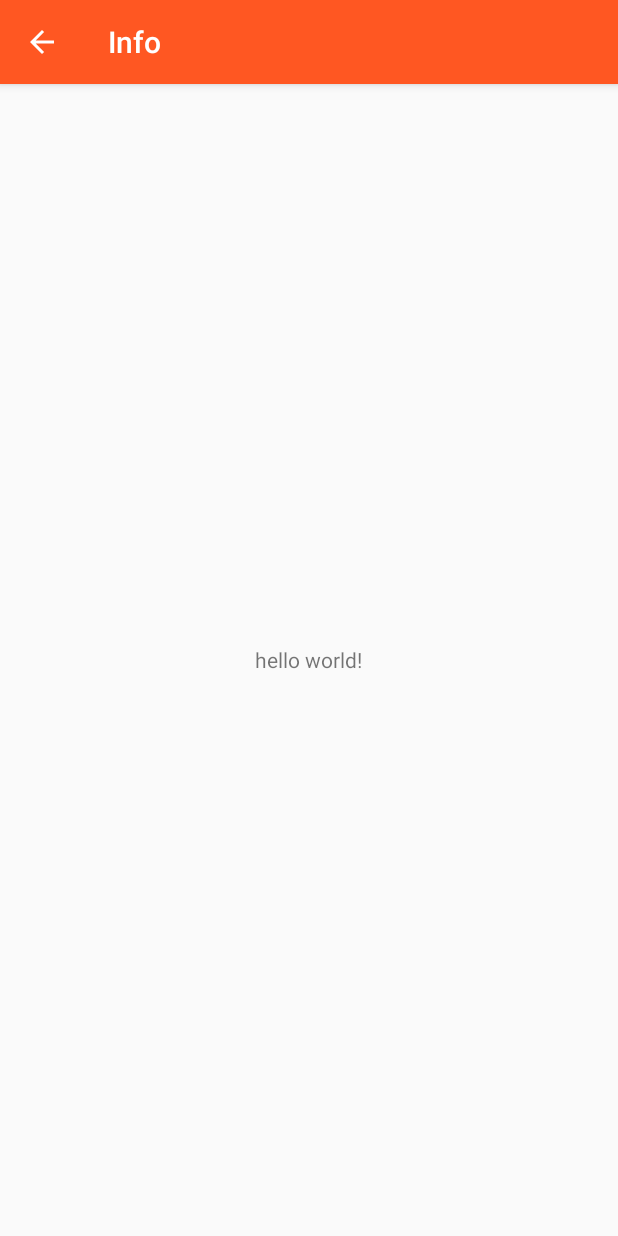
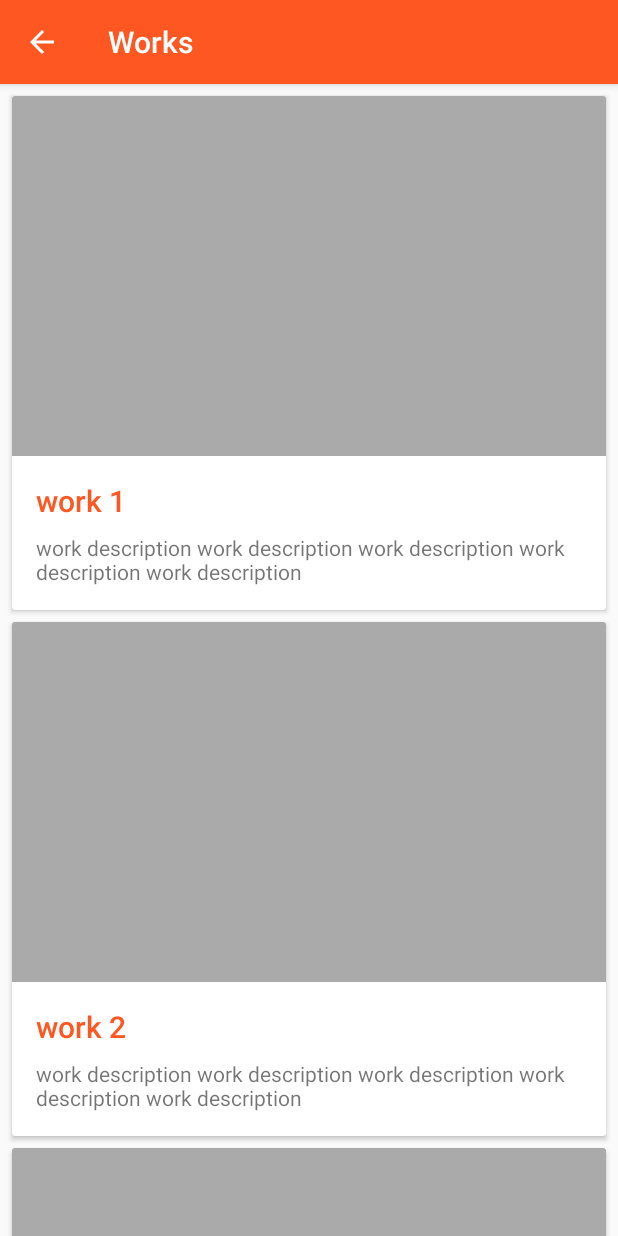
Before and after one commit to Jaspr987/Portfolio, an Android app: the screen it shows after launch (InfoActivity before the commit, WorksActivity after it), after a tap on "Works", on a phone screen of 412 x 824 dp. Run offline under Robolectric (Android 15) with nearby library versions, the phone set to English and light mode, and no system bars; libraries missing offline, so code that uses them is left out: com.github.florent37.materialimageloading.

Commit message:
Add new activities and fix bugs

```diff
--- a/app/src/main/java/me/jaspr/portfolio/MainActivity.java
+++ b/app/src/main/java/me/jaspr/portfolio/MainActivity.java
@@ -38,7 +38,7 @@ public class MainActivity extends AppCompatActivity {
         final ImageView imageView = (ImageView)findViewById(R.id.backdrop);
 
         //Using Material Image Loading Animation When Launching
-        MaterialImageLoading.animate(imageView).setDuration(2000).start();
+        //MaterialImageLoading.animate(imageView).setDuration(2000).start();
 
         final CollapsingToolbarLayout collapsingToolbarLayout = (CollapsingToolbarLayout)findViewById(R.id.collapsing_toolbar);
         collapsingToolbarLayout.setTitle(name);
@@ -64,7 +64,7 @@ public class MainActivity extends AppCompatActivity {
         card3.setOnClickListener(new View.OnClickListener() {
             @Override
             public void onClick(View view) {
-                startActivity(new Intent(MainActivity.this, InfoActivity.class));
+                startActivity(new Intent(MainActivity.this, WorksActivity.class));
             }
         });
 
--- /dev/null
+++ b/app/src/main/java/me/jaspr/portfolio/WorksActivity.java
@@ -0,0 +1,54 @@
+package me.jaspr.portfolio;
+
+import android.content.Intent;
+import android.os.Bundle;
+import android.support.v7.app.AppCompatActivity;
+import android.support.v7.widget.CardView;
+import android.view.MenuItem;
+import android.view.View;
+
+/**
+ * Created by Jaspr on 15/8/29.
+ */
+public class WorksActivity extends AppCompatActivity {
+    @Override
+    protected void onCreate(Bundle savedInstanceState) {
+        super.onCreate(savedInstanceState);
+        setContentView(R.layout.activity_works);
+        getSupportActionBar();
+        getSupportActionBar().setDisplayHomeAsUpEnabled(true);
+
+        CardView card1 = (CardView)findViewById(R.id.card_work_1);
+        CardView card2 = (CardView)findViewById(R.id.card_work_2);
+        CardView card3 = (CardView)findViewById(R.id.card_work_3);
+
+        card1.setOnClickListener(new View.OnClickListener() {
+            @Override
+            public void onClick(View view) {
+                startActivity(new Intent(WorksActivity.this, WorkDetailActivity.class));
+            }
+        });
+        card2.setOnClickListener(new View.OnClickListener() {
+            @Override
+            public void onClick(View view) {
+                startActivity(new Intent(WorksActivity.this, WorkDetailActivity.class));
+            }
+        });
+        card3.setOnClickListener(new View.OnClickListener() {
+            @Override
+            public void onClick(View view) {
+                startActivity(new Intent(WorksActivity.this, WorkDetailActivity.class));
+            }
+        });
+    }
+
+    @Override
+    public boolean onOptionsItemSelected(MenuItem item) {
+        //show finish activity animation
+        if (item.getItemId() == android.R.id.home) {
+            finish();
+            return true;
+        }
+        return false;
+    }
+}
--- /dev/null
+++ b/app/src/main/res/layout/activity_works.xml
@@ -0,0 +1,159 @@
+<?xml version="1.0" encoding="utf-8"?>
+<LinearLayout xmlns:android="http://schemas.android.com/apk/res/android"
+    xmlns:app="http://schemas.android.com/apk/res-auto"
+    android:orientation="vertical"
+    android:layout_width="match_parent"
+    android:layout_height="match_parent">
+
+    <ScrollView
+        android:layout_width="match_parent"
+        android:layout_height="match_parent"
+        android:scrollbars="none"
+        android:overScrollMode="never">
+
+        <LinearLayout
+            android:layout_width="match_parent"
+            android:layout_height="match_parent"
+            android:orientation="vertical">
+
+            <android.support.v7.widget.CardView
+                android:layout_width="match_parent"
+                android:layout_height="wrap_content"
+                android:id="@+id/card_work_1"
+                android:clickable="true"
+                android:foreground="?android:attr/selectableItemBackground"
+                android:layout_margin="@dimen/card_margin"
+                app:cardCornerRadius="2dp">
+
+                <LinearLayout
+                    android:layout_width="match_parent"
+                    android:layout_height="wrap_content"
+                    android:orientation="vertical">
+
+                    <ImageView
+                        android:layout_width="match_parent"
+                        android:layout_height="@dimen/card_image_height"
+                        android:id="@+id/image_work_1"
+                        android:scaleType="centerCrop"
+                        android:background="@android:color/darker_gray"/>
+
+                    <LinearLayout
+                        android:layout_width="match_parent"
+                        android:layout_height="wrap_content"
+                        style="@style/Widget.CardContent">
+
+                        <TextView
+                            android:layout_width="wrap_content"
+                            android:layout_height="wrap_content"
+                            android:text="@string/work_title_1"
+                            android:textAppearance="@style/TextAppearance.AppCompat.Title"/>
+
+                        <TextView
+                            android:layout_width="wrap_content"
+                            android:layout_height="wrap_content"
+                            android:text="@string/work_description_1"
+                            android:layout_marginTop="@dimen/card_margin"/>
+
+                    </LinearLayout>
+
+                </LinearLayout>
+
+            </android.support.v7.widget.CardView>
+
+            <android.support.v7.widget.CardView
+                android:layout_width="match_parent"
+                android:layout_height="wrap_content"
+                android:id="@+id/card_work_2"
+                android:clickable="true"
+                android:foreground="?android:attr/selectableItemBackground"
+                android:layout_marginLeft="@dimen/card_margin"
+                android:layout_marginRight="@dimen/card_margin"
+                android:layout_marginBottom="@dimen/card_margin"
+                app:cardCornerRadius="2dp">
+
+                <LinearLayout
+                    android:layout_width="match_parent"
+                    android:layout_height="wrap_content"
+                    android:orientation="vertical">
+
+                    <ImageView
+                        android:layout_width="match_parent"
+                        android:layout_height="@dimen/card_image_height"
+                        android:id="@+id/image_work_2"
+                        android:scaleType="centerCrop"
+                        android:background="@android:color/darker_gray"/>
+
+                    <LinearLayout
+                        android:layout_width="match_parent"
+                        android:layout_height="wrap_content"
+                        style="@style/Widget.CardContent">
+
+                        <TextView
+                            android:layout_width="wrap_content"
+                            android:layout_height="wrap_content"
+                            android:text="@string/work_title_2"
+                            android:textAppearance="@style/TextAppearance.AppCompat.Title"/>
+
+                        <TextView
+                            android:layout_width="wrap_content"
+                            android:layout_height="wrap_content"
+                            android:text="@string/work_description_2"
+                            android:layout_marginTop="@dimen/card_margin"/>
+
+                    </LinearLayout>
+
+                </LinearLayout>
+
+            </android.support.v7.widget.CardView>
+
+            <android.support.v7.widget.CardView
+                android:layout_width="match_parent"
+                android:layout_height="wrap_content"
+                android:id="@+id/card_work_3"
+                android:clickable="true"
+                android:foreground="?android:attr/selectableItemBackground"
+                android:layout_marginLeft="@dimen/card_margin"
+                android:layout_marginRight="@dimen/card_margin"
+                android:layout_marginBottom="@dimen/card_margin"
+                app:cardCornerRadius="2dp">
+
+                <LinearLayout
+                    android:layout_width="match_parent"
+                    android:layout_height="wrap_content"
+                    android:orientation="vertical">
+
+                    <ImageView
+                        android:layout_width="match_parent"
+                        android:layout_height="@dimen/card_image_height"
+                        android:id="@+id/image_work_3"
+                        android:scaleType="centerCrop"
+                        android:background="@android:color/darker_gray"/>
+
+                    <LinearLayout
+                        android:layout_width="match_parent"
+                        android:layout_height="wrap_content"
+                        style="@style/Widget.CardContent">
+
+                        <TextView
+                            android:layout_width="wrap_content"
+                            android:layout_height="wrap_content"
+                            android:text="@string/work_title_3"
+                            android:textAppearance="@style/TextAppearance.AppCompat.Title"/>
+
+                        <TextView
+                            android:layout_width="wrap_content"
+                            android:layout_height="wrap_content"
+                            android:text="@string/work_description_3"
+                            android:layout_marginTop="@dimen/card_margin"/>
+
+                    </LinearLayout>
+
+                </LinearLayout>
+
+            </android.support.v7.widget.CardView>
+
+        </LinearLayout>
+
+    </ScrollView>
+
+</LinearLayout>
--- a/app/src/main/res/values-v21/styles.xml
+++ b/app/src/main/res/values-v21/styles.xml
@@ -1,6 +1,6 @@
 <?xml version="1.0" encoding="utf-8"?>
 <resources>
-    <style name="AppTheme.Transparent" parent="Base.AppTheme">
+    <style name="Transparent.AppTheme" parent="Base.AppTheme">
         <item name="android:windowDrawsSystemBarBackgrounds">true</item>
         <item name="android:statusBarColor">@android:color/transparent</item>
     </style>
@@ -9,5 +9,6 @@
         <item name="colorAccent">@color/color_accent</item>
         <item name="colorPrimary">@color/orange_primary</item>
         <item name="colorPrimaryDark">@color/orange_primary_dark</item>
+        <item name="android:textColorPrimary">@color/color_accent</item>
     </style>
 </resources>
--- a/app/src/main/res/values/dimens.xml
+++ b/app/src/main/res/values/dimens.xml
@@ -3,4 +3,5 @@
     <dimen name="card_margin">8dp</dimen>
     <dimen name="fab_margin">16dp</dimen>
     <dimen name="list_item_avatar_size">40dp</dimen>
+    <dimen name="card_image_height">240dp</dimen>
 </resources>
--- a/app/src/main/res/values/strings.xml
+++ b/app/src/main/res/values/strings.xml
@@ -13,5 +13,11 @@
   <string name="experiences_title">Experiences</string>
   <string name="works_title">Works</string>
   <string name="recent_title">Portfolio</string>
+  <string name="work_title_1">work 1</string>
+  <string name="work_description_1">work description work description work description work description work description</string>
+  <string name="work_title_2">work 2</string>
+  <string name="work_description_2">work description work description work description work description work description</string>
+  <string name="work_title_3">work 3</string>
+  <string name="work_description_3">work description work description work description work description work description</string>
 
 </resources>
--- a/app/src/main/res/values/styles.xml
+++ b/app/src/main/res/values/styles.xml
@@ -17,7 +17,7 @@
         <item name="android:orientation">vertical</item>
     </style>
 
-    <style name="AppTheme.Transparent" parent="Base.AppTheme">
+    <style name="Transparent.AppTheme" parent="Base.AppTheme">
 
     </style>
 
@@ -25,6 +25,7 @@
         <item name="colorPrimary">@color/orange_primary</item>
         <item name="android:colorPrimaryDark">@color/orange_primary_dark</item>
         <item name="colorAccent">@color/color_accent</item>
+        <item name="android:textColorPrimary">@color/color_accent</item>
     </style>
 
 </resources>
```
Also changed, not shown: app/build.gradle (+7 -6 lines), app/src/main/AndroidManifest.xml (+22 -2 lines), app/src/main/java/me/jaspr/portfolio/WorkDetailActivity.java (added, +31 -0 lines), app/src/main/res/drawable/gradient_work_detail.xml (added, +7 -0 lines), app/src/main/res/layout/activity_main.xml (+5 -8 lines), app/src/main/res/layout/activity_work_detail.xml (added, +73 -0 lines), app/src/main/res/drawable-xhdpi/avengers.jpg (added), 1 other file.
